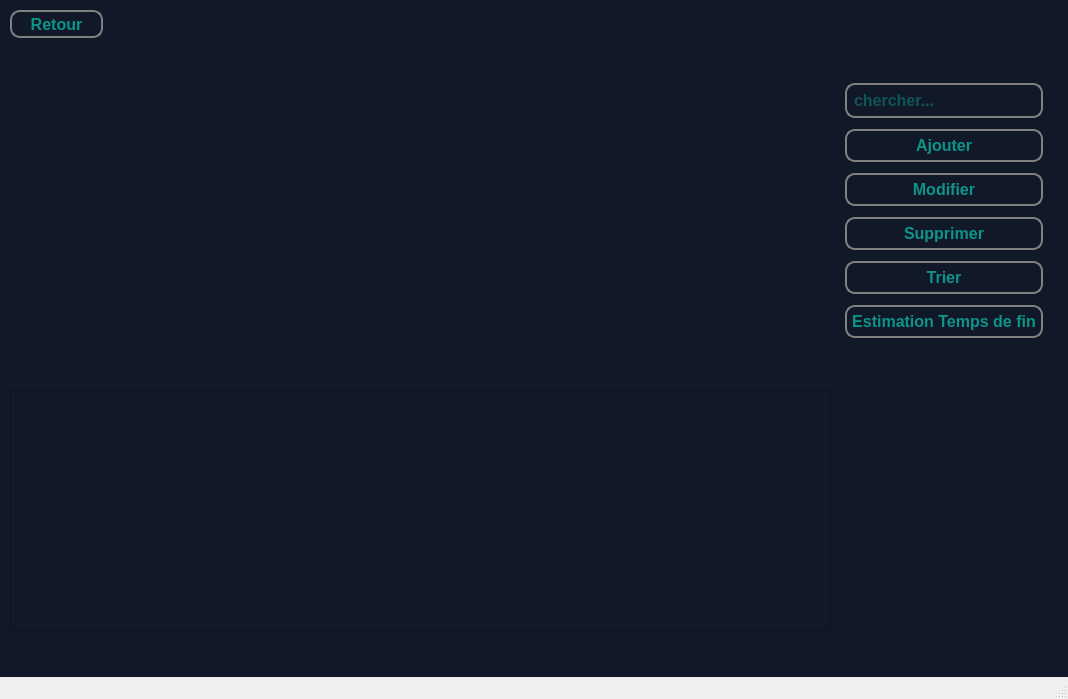
This is mainwindow.ui in jmaimohamed/Smart_Contracting_And_Construction_Company_2A2 as Qt 5 draws it before an edit. The edited form follows.
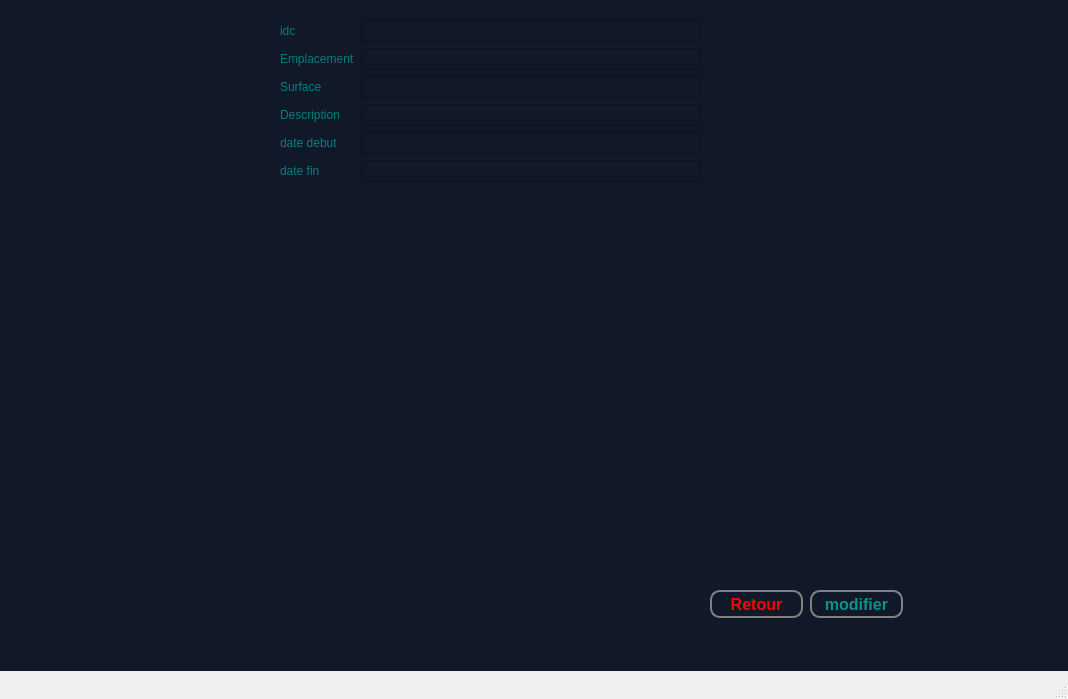
This is the edited form. Icons and pictures are not drawn.

Patch:
```diff
--- a/mainwindow.ui
+++ b/mainwindow.ui
@@ -17,8 +17,8 @@
    <widget class="QStackedWidget" name="stackedWidget">
     <property name="geometry">
      <rect>
-      <x>0</x>
-      <y>0</y>
+      <x>-20</x>
+      <y>-10</y>
       <width>1091</width>
       <height>681</height>
      </rect>
@@ -27,7 +27,7 @@
      <string notr="true">background: #111827;</string>
     </property>
     <property name="currentIndex">
-     <number>4</number>
+     <number>6</number>
     </property>
     <widget class="QWidget" name="login_page">
      <widget class="QGroupBox" name="login_group">
@@ -1093,6 +1093,178 @@
       </property>
      </widget>
     </widget>
+    <widget class="QWidget" name="modifierch">
+     <widget class="QPushButton" name="modifier">
+      <property name="geometry">
+       <rect>
+        <x>830</x>
+        <y>600</y>
+        <width>93</width>
+        <height>28</height>
+       </rect>
+      </property>
+      <property name="styleSheet">
+       <string notr="true">border: 2px solid grey;
+padding: 5px;
+color: teal;
+border-radius: 10px;
+color: #0d9488;
+font-size: 16px;
+font-weight: bold;</string>
+      </property>
+      <property name="text">
+       <string>modifier</string>
+      </property>
+     </widget>
+     <widget class="QWidget" name="formLayoutWidget_3">
+      <property name="geometry">
+       <rect>
+        <x>300</x>
+        <y>30</y>
+        <width>421</width>
+        <height>601</height>
+       </rect>
+      </property>
+      <layout class="QFormLayout" name="formLayout_3">
+       <item row="0" column="0">
+        <widget class="QLabel" name="label_13">
+         <property name="styleSheet">
+          <string notr="true">color: teal;
+font: 10pt &quot;MS Shell Dlg 2&quot;;
+</string>
+         </property>
+         <property name="text">
+          <string>idc</string>
+         </property>
+        </widget>
+       </item>
+       <item row="0" column="1">
+        <widget class="QLineEdit" name="le_idc_3">
+         <property name="styleSheet">
+          <string notr="true">color:	#FFFFFF;</string>
+         </property>
+        </widget>
+       </item>
+       <item row="1" column="0">
+        <widget class="QLabel" name="label_14">
+         <property name="styleSheet">
+          <string notr="true">color: teal;
+font: 10pt &quot;MS Shell Dlg 2&quot;;
+</string>
+         </property>
+         <property name="text">
+          <string>Emplacement</string>
+         </property>
+        </widget>
+       </item>
+       <item row="1" column="1">
+        <widget class="QLineEdit" name="emplacement_3">
+         <property name="styleSheet">
+          <string notr="true">color:	#FFFFFF;</string>
+         </property>
+        </widget>
+       </item>
+       <item row="2" column="0">
+        <widget class="QLabel" name="label_15">
+         <property name="styleSheet">
+          <string notr="true">color: teal;
+font: 10pt &quot;MS Shell Dlg 2&quot;;
+</string>
+         </property>
+         <property name="text">
+          <string>Surface</string>
+         </property>
+        </widget>
+       </item>
+       <item row="2" column="1">
+        <widget class="QLineEdit" name="surface_3">
+         <property name="styleSheet">
+          <string notr="true">color:	#FFFFFF;</string>
+         </property>
+        </widget>
+       </item>
+       <item row="3" column="0">
+        <widget class="QLabel" name="label_16">
+         <property name="styleSheet">
+          <string notr="true">color: teal;
+font: 10pt &quot;MS Shell Dlg 2&quot;;
+</string>
+         </property>
+         <property name="text">
+          <string>Description</string>
+         </property>
+        </widget>
+       </item>
+       <item row="3" column="1">
+        <widget class="QLineEdit" name="description_3">
+         <property name="styleSheet">
+          <string notr="true">color:	#FFFFFF;</string>
+         </property>
+        </widget>
+       </item>
+       <item row="4" column="0">
+        <widget class="QLabel" name="label_17">
+         <property name="styleSheet">
+          <string notr="true">color: teal;
+font: 10pt &quot;MS Shell Dlg 2&quot;;
+</string>
+         </property>
+         <property name="text">
+          <string>date debut</string>
+         </property>
+        </widget>
+       </item>
+       <item row="4" column="1">
+        <widget class="QLineEdit" name="date_3">
+         <property name="styleSheet">
+          <string notr="true">color:	#FFFFFF;</string>
+         </property>
+        </widget>
+       </item>
+       <item row="5" column="0">
+        <widget class="QLabel" name="label_18">
+         <property name="styleSheet">
+          <string notr="true">color: teal;
+font: 10pt &quot;MS Shell Dlg 2&quot;;
+</string>
+         </property>
+         <property name="text">
+          <string>date fin</string>
+         </property>
+        </widget>
+       </item>
+       <item row="5" column="1">
+        <widget class="QLineEdit" name="date2_3">
+         <property name="styleSheet">
+          <string notr="true">color:	#FFFFFF;</string>
+         </property>
+        </widget>
+       </item>
+      </layout>
+     </widget>
+     <widget class="QPushButton" name="retour_chantier_5">
+      <property name="geometry">
+       <rect>
+        <x>730</x>
+        <y>600</y>
+        <width>93</width>
+        <height>28</height>
+       </rect>
+      </property>
+      <property name="styleSheet">
+       <string notr="true">border: 2px solid grey;
+padding: 5px;
+color: teal;
+border-radius: 10px;
+color: #FF0000;
+font-size: 16px;
+font-weight: bold;</string>
+      </property>
+      <property name="text">
+       <string>Retour</string>
+      </property>
+     </widget>
+    </widget>
     <widget class="QWidget" name="Taches">
      <widget class="QGroupBox" name="main_taches">
       <property name="geometry">
```
Left out of the diff: 4 changed lines with no effect on the pictures.
